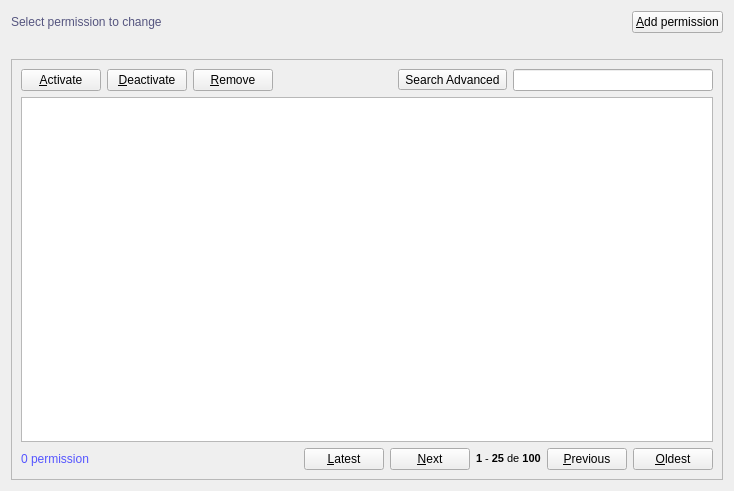
Above: code/c++/gui/qt4/app-auth-and-session/src/resources/ui/permission.ui from nycholas/nycholas before the change. Below: the same form after it.
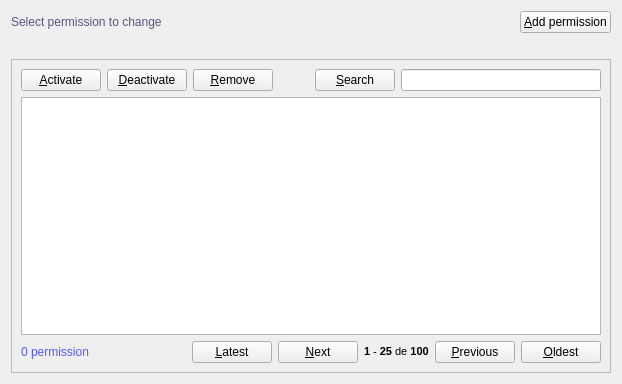
That is the form after the change. Icons and pictures are not drawn.

What changed in the file:
```diff
--- a/code/c++/gui/qt4/app-auth-and-session/src/resources/ui/permission.ui
+++ b/code/c++/gui/qt4/app-auth-and-session/src/resources/ui/permission.ui
@@ -6,8 +6,8 @@
    <rect>
     <x>0</x>
     <y>0</y>
-    <width>734</width>
-    <height>491</height>
+    <width>622</width>
+    <height>384</height>
    </rect>
   </property>
   <property name="windowTitle">
@@ -137,9 +137,9 @@
          </spacer>
         </item>
         <item>
-         <widget class="QToolButton" name="searchAdvancedToolButton">
+         <widget class="QPushButton" name="searchAdvancedPushButton">
           <property name="text">
-           <string>Search Advanced</string>
+           <string>&amp;Search</string>
           </property>
           <property name="icon">
            <iconset resource="../../../crud-2/resources/ui/resources.qrc">
@@ -149,7 +149,7 @@
            <string>Ctrl+K</string>
           </property>
           <property name="checkable">
-           <bool>true</bool>
+           <bool>false</bool>
           </property>
          </widget>
         </item>
```
Left out of the diff: 30 changed lines with no effect on the pictures.
